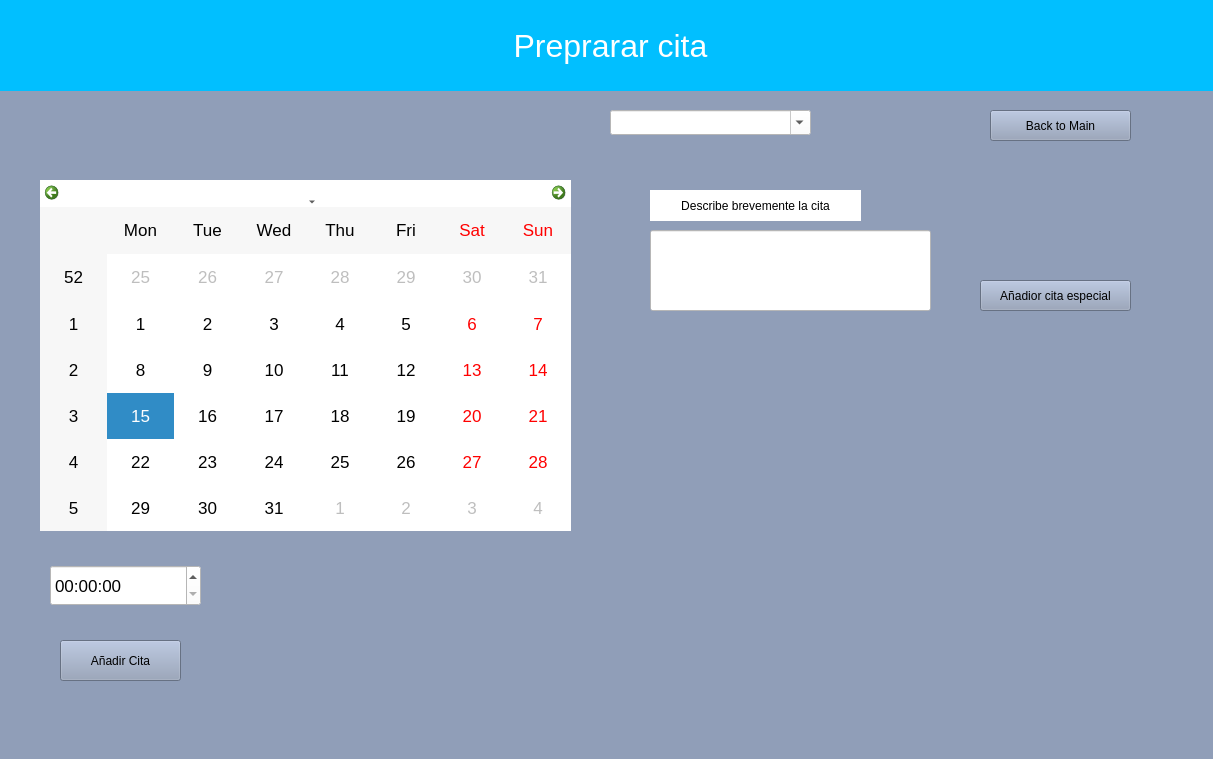
First picture: the form in QCalendar.ui, repository Doblepe/PAM-GUI, before the edit.
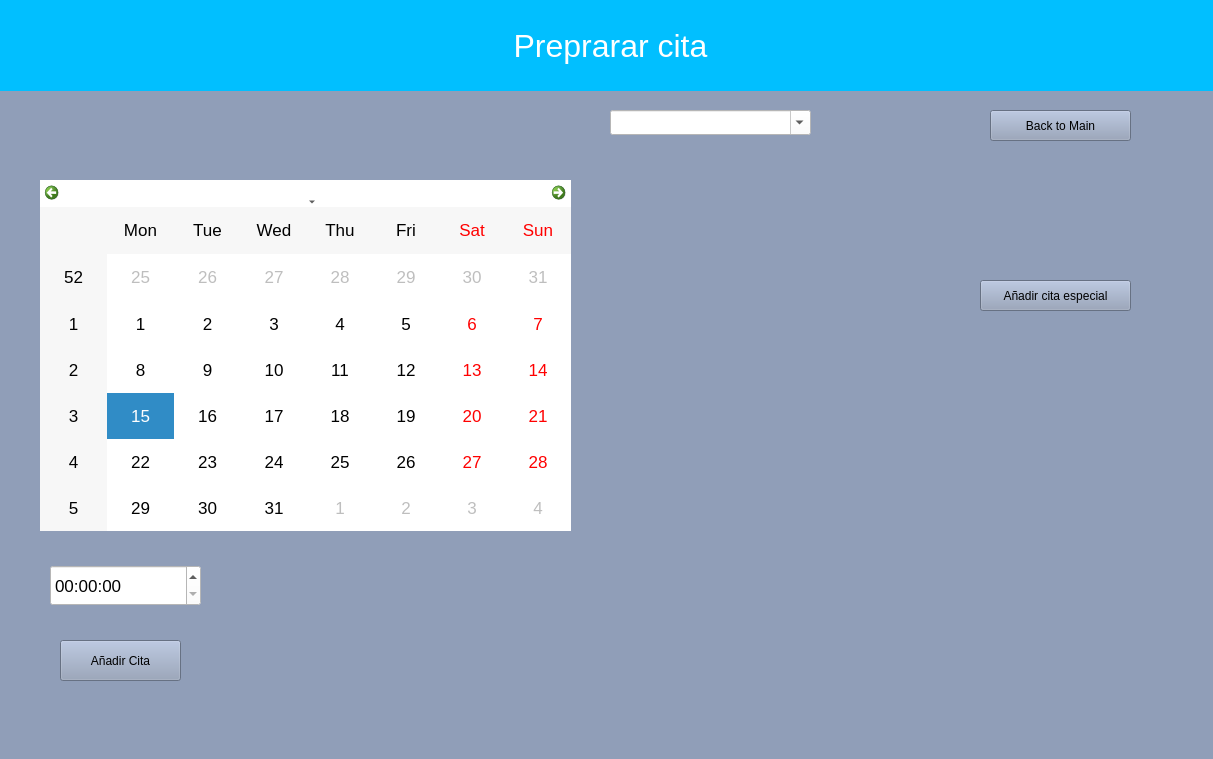
Second picture: the form after the edit.

Commit message: Adding secondary screen for editting, calendar and date

The edit to the form file:
```diff
--- a/QCalendar.ui
+++ b/QCalendar.ui
@@ -142,43 +142,7 @@
     </rect>
    </property>
    <property name="text">
-    <string>Añadior cita especial</string>
-   </property>
-  </widget>
-  <widget class="QLineEdit" name="SpecialDateDesc">
-   <property name="geometry">
-    <rect>
-     <x>650</x>
-     <y>230</y>
-     <width>281</width>
-     <height>81</height>
-    </rect>
-   </property>
-   <property name="styleSheet">
-    <string notr="true">background: white;</string>
-   </property>
-   <property name="alignment">
-    <set>Qt::AlignLeading|Qt::AlignLeft|Qt::AlignTop</set>
-   </property>
-  </widget>
-  <widget class="QLabel" name="label_2">
-   <property name="geometry">
-    <rect>
-     <x>650</x>
-     <y>190</y>
-     <width>211</width>
-     <height>31</height>
-    </rect>
-   </property>
-   <property name="styleSheet">
-    <string notr="true">background: white;
-</string>
-   </property>
-   <property name="text">
-    <string>Describe brevemente la cita</string>
-   </property>
-   <property name="alignment">
-    <set>Qt::AlignCenter</set>
+    <string>Añadir cita especial</string>
    </property>
   </widget>
  </widget>
```
The commit also changes 9 other files.
